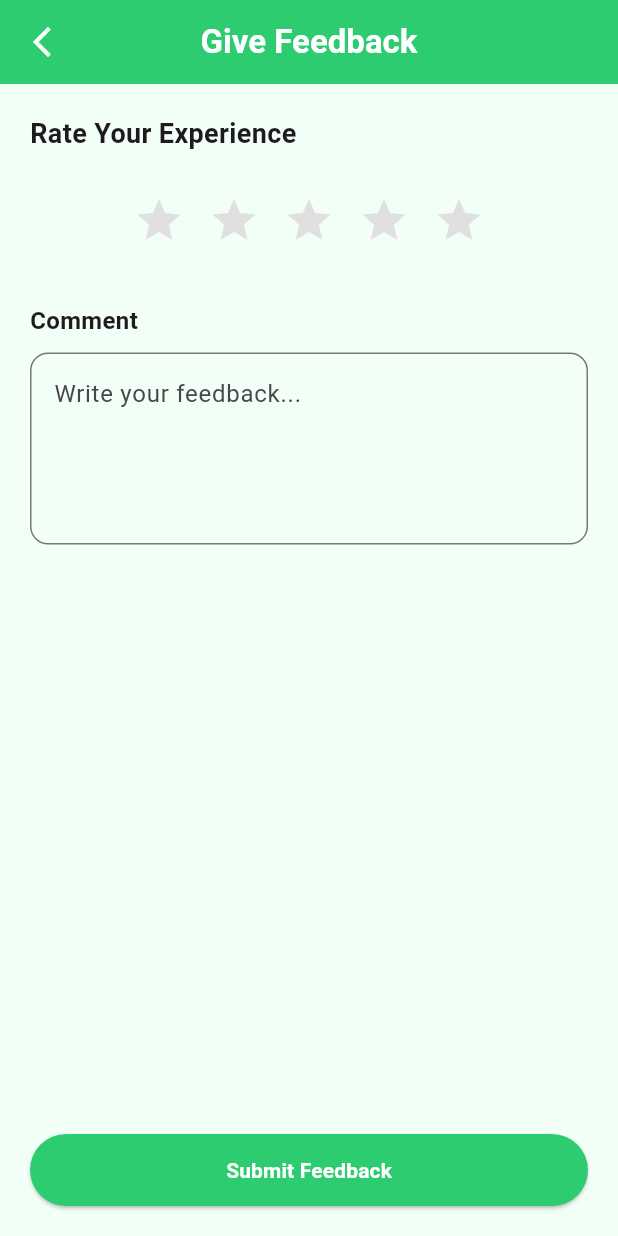
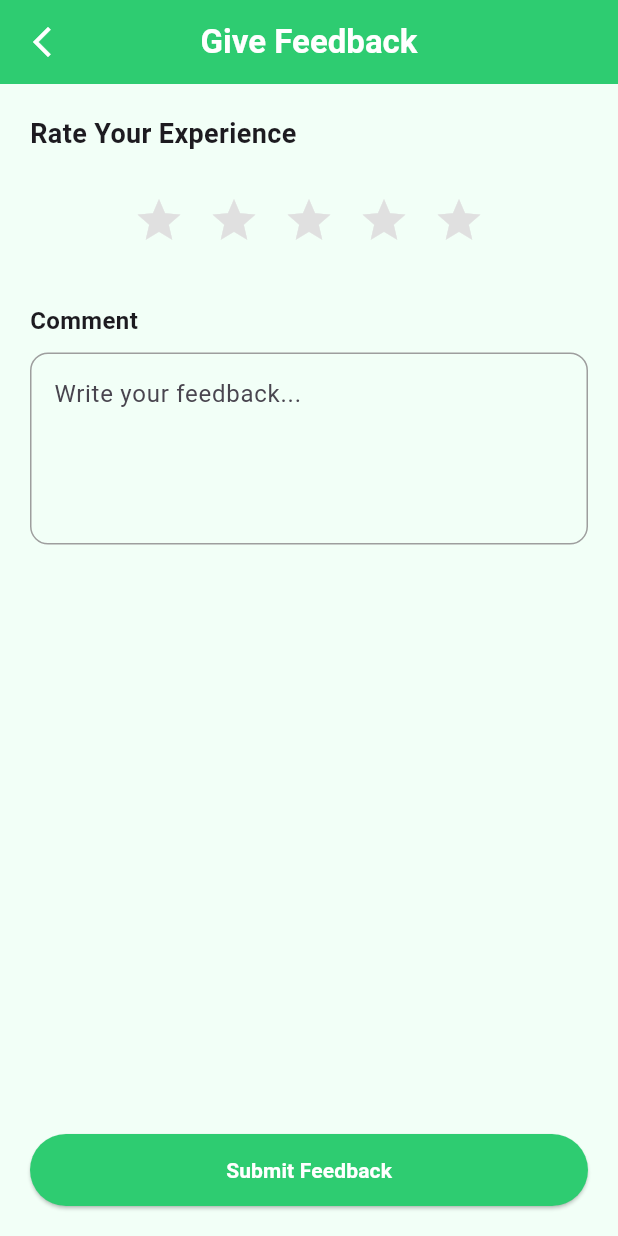
Before and after one commit to Rahilkoshti29/chargenow, a Flutter app: the GiveFeedbackPage screen opened directly with empty values, on a phone screen of 412 x 824 dp. Run offline on Flutter 3.47's test engine with Material 3 defaults, Android fonts, the phone set to English and light mode, and no system bars; our stand-ins replace file_picker, flutter_svg, fluttertoast, font_awesome_flutter, geolocator, google_maps_flutter and 2 more; missing offline and left inert: razorpay_flutter; accounts and stored records are empty; project files that could hold a hidden picture were left out.

Commit message:
user feedback page changes

```diff
--- a/lib/user/user_profile_3my_payments_2give_feedback_page.dart
+++ b/lib/user/user_profile_3my_payments_2give_feedback_page.dart
@@ -159,11 +159,21 @@ class _GiveFeedbackPageState extends State<GiveFeedbackPage> {
 
             TextField(
               controller: commentController,
+              cursorColor: Colors.grey,
               maxLines: 4,
               decoration: InputDecoration(
                 hintText: "Write your feedback...",
                 border: OutlineInputBorder(
                   borderRadius: BorderRadius.circular(12),
+                  borderSide: BorderSide(color: Colors.grey),
+                ),
+                enabledBorder: OutlineInputBorder(
+                  borderRadius: BorderRadius.circular(12),
+                  borderSide: BorderSide(color: Colors.grey),
+                ),
+                focusedBorder: OutlineInputBorder(
+                  borderRadius: BorderRadius.circular(12),
+                  borderSide: BorderSide(color: Colors.grey, width: 2),
                 ),
               ),
             ),
```
